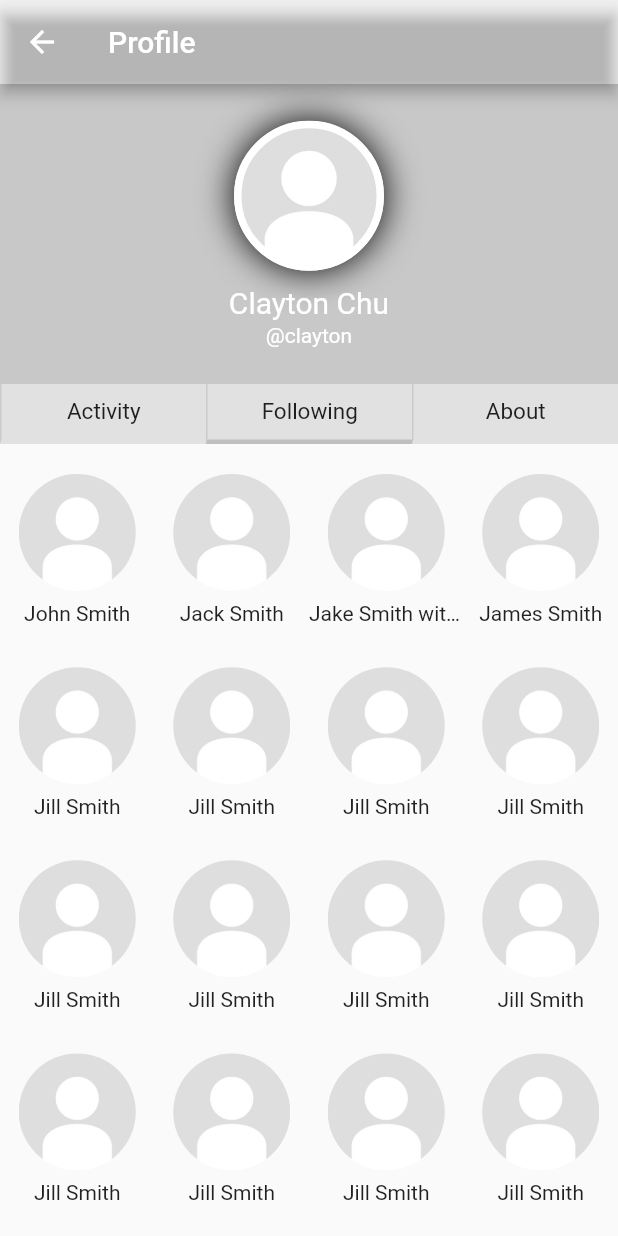
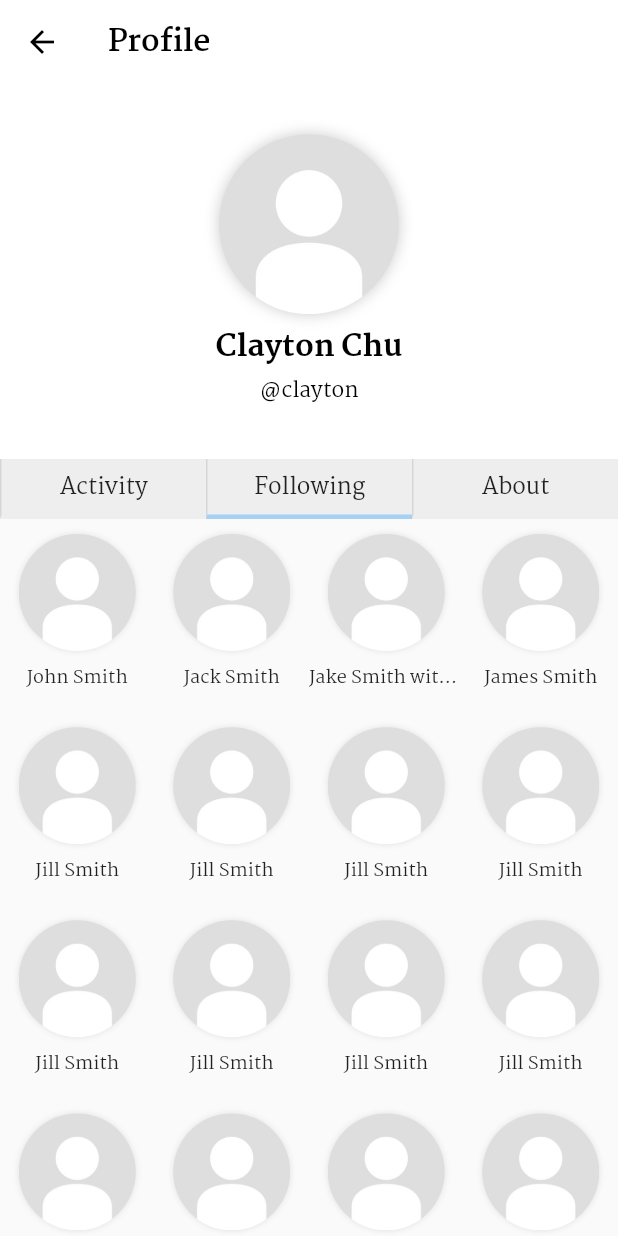
Before and after one commit to CS130-W20/team-B6, a Flutter app: the ProfilePage screen opened directly, after a tap on "Following", on a phone screen of 412 x 824 dp. Run offline on Flutter 3.47's test engine with Material 2 defaults, Android fonts, the phone set to English and light mode, and no system bars.

Commit message:
Improve profile page theme

```diff
--- a/frontend/lib/main.dart
+++ b/frontend/lib/main.dart
@@ -10,16 +10,8 @@ class MyApp extends StatelessWidget {
     return MaterialApp(
       title: 'Flutter Demo',
       theme: ThemeData(
-        // This is the theme of your application.
-        //
-        // Try running your application with "flutter run". You'll see the
-        // application has a blue toolbar. Then, without quitting the app, try
-        // changing the primarySwatch below to Colors.green and then invoke
-        // "hot reload" (press "r" in the console where you ran "flutter run",
-        // or simply save your changes to "hot reload" in a Flutter IDE).
-        // Notice that the counter didn't reset back to zero; the application
-        // is not restarted.
         primarySwatch: Colors.blue,
+        fontFamily: 'Martel'
       ),
       home: MyHomePage(title: 'Flutter Demo Home Page'),
     );
--- a/frontend/lib/profile/cover.dart
+++ b/frontend/lib/profile/cover.dart
@@ -17,9 +17,9 @@ class _CoverState extends State<Cover> {
   Widget build(BuildContext context) {
     return Container(
       width: MediaQuery.of(context).size.width,
-      color: Color.fromRGBO(0, 0, 0, 0.2),
+      color: Colors.white,
       constraints: BoxConstraints(
-        maxHeight: min(MediaQuery.of(context).size.height / 3, 200)
+        maxHeight: min(MediaQuery.of(context).size.height / 3, 250)
       ),
       child: Center(
         child: Column(
@@ -39,23 +39,18 @@ class ProfilePicture extends StatelessWidget {
   Widget build(BuildContext context) {
     return Container(
       constraints: BoxConstraints(
-          maxHeight: 100,
-          maxWidth: 100
+          maxHeight: 120,
+          maxWidth: 120
       ),
       decoration: BoxDecoration(
-          border: Border.all(
-              color: Colors.white,
-              width: 5
-          ),
           borderRadius: BorderRadius.all(Radius.circular(100)),
-          color: Colors.white,
           image:  DecorationImage(
               image: AssetImage('assets/defaultprofilepic.jpg')
           ),
           boxShadow: [
             BoxShadow(
-                color: Colors.black,
-                blurRadius: 20
+                color: Color.fromRGBO(0, 0, 0, 0.2),
+                blurRadius: 8
             )
           ]
       ),
@@ -72,21 +67,18 @@ class ProfileName extends StatelessWidget {
   @override
   Widget build(BuildContext context) {
     return Padding(
-        padding: EdgeInsets.only(top: 10),
+        padding: EdgeInsets.only(top: 5),
         child: Column(
           children: <Widget>[
             Text(name, style: TextStyle(
               fontSize: 20,
-              color: Colors.white,
+              color: Colors.black,
+              fontWeight: FontWeight.w800
             )),
-            Padding(
-              padding: EdgeInsets.only(top: 2),
-              child: Text('@'+username, style: TextStyle(
-                fontSize: 14,
-                color: Colors.white,
-              ))
-            ),
-            Container()
+            Text('@'+username, style: TextStyle(
+              fontSize: 14,
+              color: Colors.black,
+            ))
           ],
         )
     );
--- a/frontend/lib/profile/profilepage.dart
+++ b/frontend/lib/profile/profilepage.dart
@@ -19,8 +19,17 @@ class _ProfilePageState extends State<ProfilePage> {
         appBar: AppBar(
           // Here we take the value from the MyHomePage object that was created by
           // the App.build method, and use it to set our appbar title.
-          title: Text(widget.name),
-          backgroundColor: Color(0),
+          title: Text(widget.name,
+              style: TextStyle(
+                  color: Colors.black,
+                  fontWeight: FontWeight.bold
+              )
+          ),
+          iconTheme: IconThemeData(
+            color: Colors.black
+          ),
+          backgroundColor: Colors.white,
+          elevation: 0,
         ),
         body: Column(
             children: <Widget>[
--- a/frontend/lib/profile/section-control/sectionControlNav.dart
+++ b/frontend/lib/profile/section-control/sectionControlNav.dart
@@ -56,10 +56,10 @@ class SectionControlButton extends StatelessWidget {
             width: MediaQuery.of(context).size.width / 3,
             height: 40,
             decoration: BoxDecoration(
-                color: Color.fromRGBO(0, 0, 0, 0.1),
+                color: Color.fromRGBO(0, 0, 0, 0.05),
                 border: Border(
                   left: BorderSide(color: Color.fromRGBO(0, 0, 0, 0.1), width: 1),
-                  bottom: BorderSide(color: Color.fromRGBO(0, 0, 0, currentPage == pageIndex ? 0.15 : 0), width: 3)
+                  bottom: BorderSide(color: Color.fromRGBO(92, 179, 250, currentPage == pageIndex ? 0.5 : 0), width: 3)
                 )
             ),
             child: Center(
--- a/frontend/lib/profile/sections/activity.dart
+++ b/frontend/lib/profile/sections/activity.dart
@@ -4,7 +4,7 @@ class ActivitySection extends StatelessWidget {
   @override
   Widget build(BuildContext context) {
     return Container(
-      color: Color.fromRGBO(0, 0, 0, 0.02),
+      color: Color.fromRGBO(0, 0, 0, 0.01),
       child: ListView(
           children: <Widget>[
             Comment(
@@ -60,7 +60,7 @@ class _CommentState extends State<Comment> {
   @override
   Widget build(BuildContext context) {
     return Padding(
-      padding: EdgeInsets.only(top: 5, bottom: 5),
+      padding: EdgeInsets.only(bottom: 10),
         child: Container(
             decoration: BoxDecoration(
                 color: Colors.white,
@@ -79,7 +79,7 @@ class _CommentState extends State<Comment> {
                     crossAxisAlignment: CrossAxisAlignment.start,
                     children: <Widget>[
                       Padding(
-                        padding: EdgeInsets.only(bottom: 5),
+                        padding: EdgeInsets.only(bottom: 0),
                         child: Text(widget.articleName, style: TextStyle(fontSize: 14, fontWeight: FontWeight.bold)),
                       ),
                       Padding(
--- a/frontend/lib/profile/sections/following.dart
+++ b/frontend/lib/profile/sections/following.dart
@@ -47,17 +47,26 @@ class FollowingProfileIcon extends StatelessWidget {
     return Column(
       children: <Widget>[
         Padding(
-          padding: EdgeInsets.only(top: 20, bottom: 7),
+          padding: EdgeInsets.only(top: 10, bottom: 7),
           child: Container(
             width: picLen.toDouble() - 10,
             height: picLen.toDouble() - 10,
             decoration: BoxDecoration(
                 image: DecorationImage(image: AssetImage('assets/defaultprofilepic.jpg')),
-                borderRadius: BorderRadius.all(Radius.circular(100))
+                borderRadius: BorderRadius.all(Radius.circular(100)),
+                boxShadow: [
+                  BoxShadow(
+                      blurRadius: 3,
+                      color: Color.fromRGBO(0, 0, 0, 0.1)
+                  )
+                ]
             ),
           )
         ),
-        Text(name, overflow: TextOverflow.ellipsis)
+        Text(name,
+            overflow: TextOverflow.ellipsis,
+            style: TextStyle(fontSize: 12)
+        )
       ],
     );
   }
```
Also changed, not shown: frontend/pubspec.yaml (+11 -0 lines), frontend/assets/fonts/Martel-Black.ttf (added), frontend/assets/fonts/Martel-Bold.ttf (added), frontend/assets/fonts/Martel-ExtraBold.ttf (added), frontend/assets/fonts/Martel-Regular.ttf (added).
